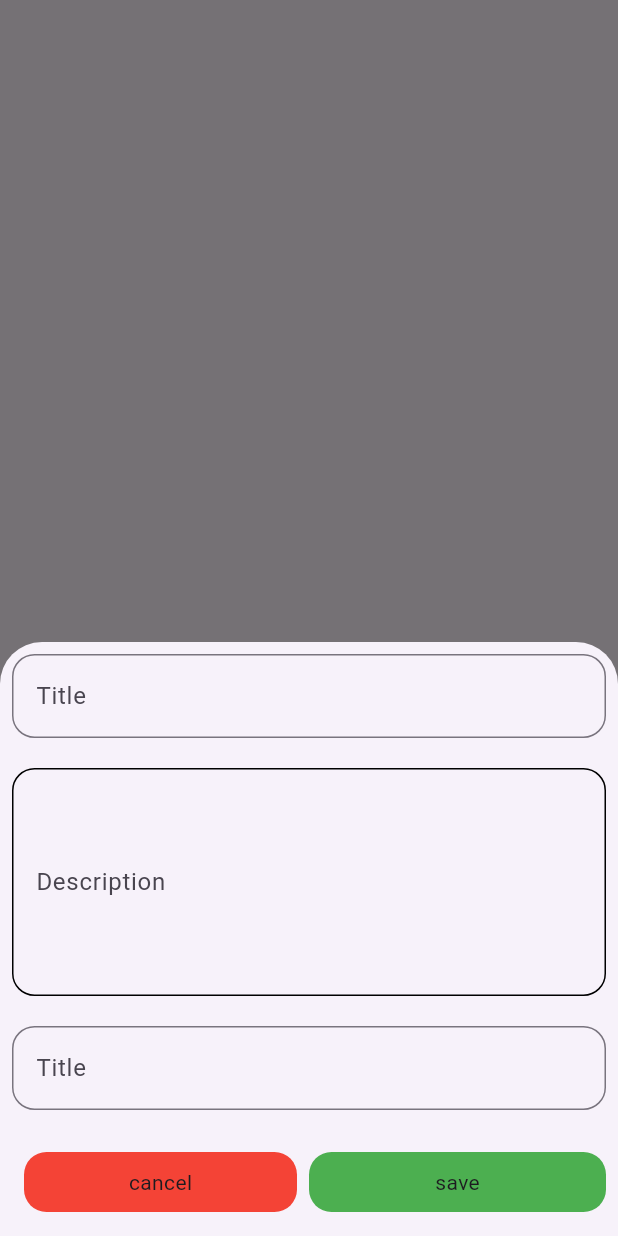
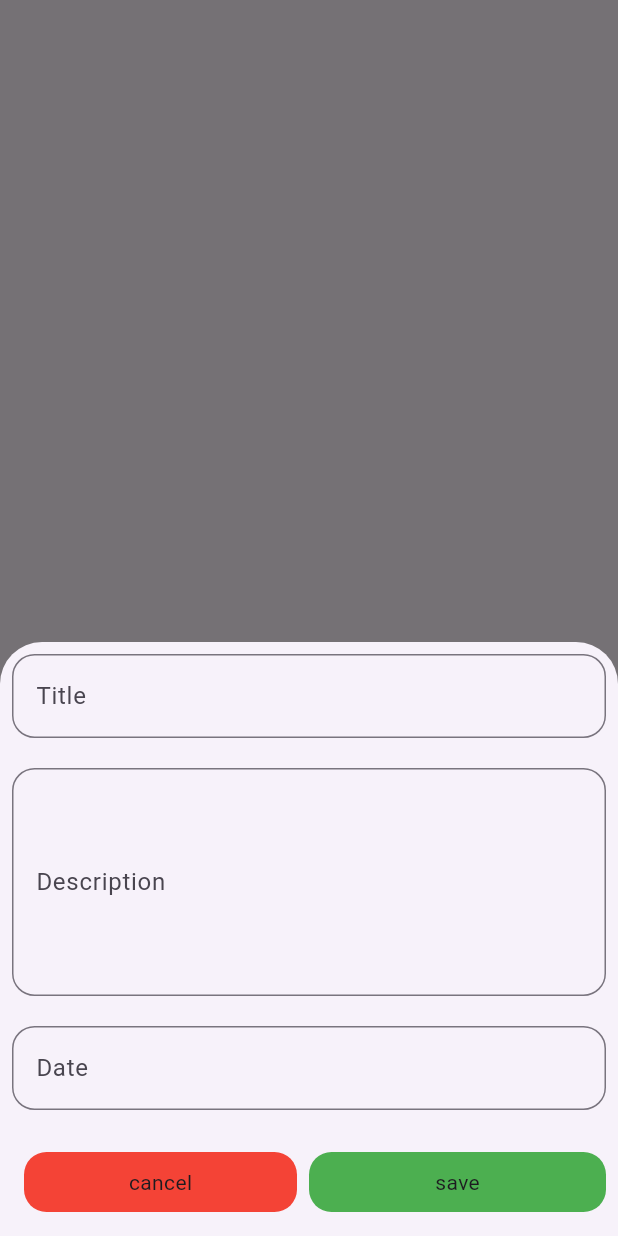
Before and after one commit to prasanth3004/noteapp, a Flutter app: the screen it shows after launch, after a tap on the "add" icon, on a phone screen of 412 x 824 dp. Run offline on Flutter 3.47's test engine with Material 3 defaults, Android fonts, the phone set to English and light mode, and no system bars; our stand-ins replace lottie.

Commit message:
5thcommit

```diff
--- a/lib/view/dummydb.dart
+++ b/lib/view/dummydb.dart
@@ -1,5 +1,5 @@
 class Dummydb {
-  static const  notlist=[
+  static List  notlist=[
 
   ];
 
--- a/lib/view/home_screen/home_screen.dart
+++ b/lib/view/home_screen/home_screen.dart
@@ -3,19 +3,30 @@ import 'package:noteapp/view/dummydb.dart';
 import 'package:noteapp/view/home_screen/widgets/note_card.dart';
 
 class HomeScreen extends StatefulWidget {
-  const HomeScreen({super.key});
+  HomeScreen({super.key});
+
 
   @override
   State<HomeScreen> createState() => _HomeScreenState();
 }
 
 class _HomeScreenState extends State<HomeScreen> {
+  TextEditingController titlecontroller = TextEditingController();
+  TextEditingController descontroller = TextEditingController();
+  TextEditingController datecontroller = TextEditingController();
   @override
   Widget build(BuildContext context) {
     return Scaffold(
       body: ListView.separated(
           padding: EdgeInsets.all(10),
-          itemBuilder: (context, index) => NoteCard(),
+          itemBuilder: (context, index) => NoteCard(
+                title: titlecontroller.text,
+                des: descontroller.text,
+                date: datecontroller.text,
+                ondelete: () {
+                  Dummydb.notlist.removeAt(index);
+                },
+              ),
           separatorBuilder: (context, index) => SizedBox(
                 height: 10,
               ),
@@ -33,6 +44,7 @@ class _HomeScreenState extends State<HomeScreen> {
                     crossAxisAlignment: CrossAxisAlignment.start,
                     children: [
                       TextField(
+                        controller: titlecontroller,
                         decoration: InputDecoration(
                           labelText: 'Title',
                           border: OutlineInputBorder(
@@ -44,12 +56,13 @@ class _HomeScreenState extends State<HomeScreen> {
                         height: 20,
                       ),
                       TextField(
+                        controller: descontroller,
                         maxLines: 5,
                         decoration: InputDecoration(
                           labelText: 'Description',
-                          enabledBorder: OutlineInputBorder(
+                          border: OutlineInputBorder(
                               borderSide: BorderSide(
-                                width: 1,
+                                // width: 1,
                               ),
                               borderRadius: BorderRadius.circular(15)),
                         ),
@@ -58,8 +71,9 @@ class _HomeScreenState extends State<HomeScreen> {
                         height: 20,
                       ),
                       TextField(
+                        controller: datecontroller,
                         decoration: InputDecoration(
-                          labelText: 'Title',
+                          labelText: 'Date',
                           border: OutlineInputBorder(
                               borderSide: BorderSide(),
                               borderRadius: BorderRadius.circular(15)),
@@ -81,11 +95,11 @@ class _HomeScreenState extends State<HomeScreen> {
                                 child: Container(
                                   height: 40,
                                   decoration: BoxDecoration(
-
                                     borderRadius: BorderRadius.circular(15),
                                     color: Colors.red,
                                   ),
-                               child: Center(child: Text('cancel')), ),
+                                  child: Center(child: Text('cancel')),
+                                ),
                               ),
                             ),
                           ),
@@ -95,21 +109,25 @@ class _HomeScreenState extends State<HomeScreen> {
                           Expanded(
                             child: InkWell(
                               onTap: () {
-                                Dummydb.notlist.add('value');
                                 setState(() {
+                                  Dummydb.notlist.add({
+                                    'title': titlecontroller.text,
+                                    'des': descontroller.text,
+                                    'date': datecontroller.text,
+                                  })
+                                  ;
 
                                 });
-
-
+                                    Navigator.pop(context);
                               },
                               child: Container(
-
                                 height: 40,
                                 decoration: BoxDecoration(
                                   borderRadius: BorderRadius.circular(15),
                                   color: Colors.green,
                                 ),
-                              child: Center(child: Text('save')),),
+                                child: Center(child: Text('save')),
+                              ),
                             ),
                           )
                         ],
```
Also changed, not shown: lib/view/home_screen/widgets/note_card.dart (+23 -11 lines).
